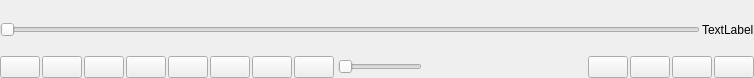
Qt form control.ui (lcx-0504/UserInterfaceCoursework) before a commit.
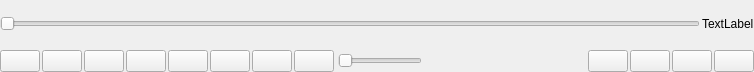
The same form after that commit. Icons and pictures are not drawn. Custom widgets are drawn as their Qt base class.

Diff of the .ui file:
```diff
--- a/control.ui
+++ b/control.ui
@@ -7,7 +7,7 @@
     <x>0</x>
     <y>0</y>
     <width>754</width>
-    <height>78</height>
+    <height>72</height>
    </rect>
   </property>
   <property name="sizePolicy">
@@ -27,7 +27,7 @@
     <number>0</number>
    </property>
    <property name="topMargin">
-    <number>6</number>
+    <number>0</number>
    </property>
    <property name="rightMargin">
     <number>0</number>
```
